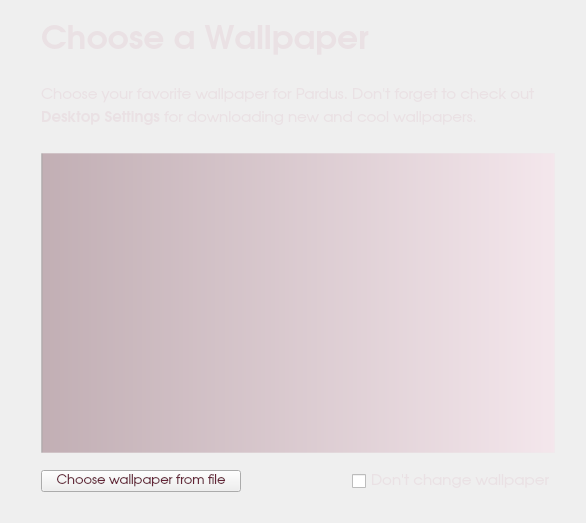
pars-linux/uludag, file kde/kaptan/src/gui/wallpaperWidget.ui: the form before one commit.
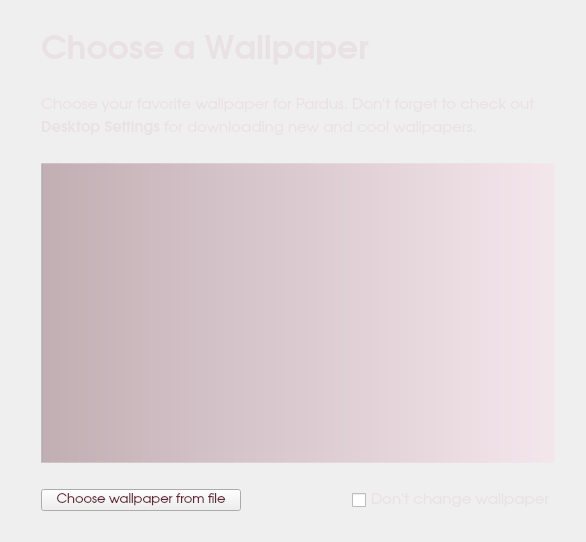
The form after the commit.

Patch:
```diff
--- a/kde/kaptan/src/gui/wallpaperWidget.ui
+++ b/kde/kaptan/src/gui/wallpaperWidget.ui
@@ -7,7 +7,7 @@
     <x>0</x>
     <y>0</y>
     <width>586</width>
-    <height>523</height>
+    <height>542</height>
    </rect>
   </property>
   <property name="windowTitle">
@@ -41,6 +41,42 @@
        <property name="frameShape">
         <enum>QFrame::NoFrame</enum>
        </property>
+       <property name="frameShadow">
+        <enum>QFrame::Sunken</enum>
+       </property>
+       <property name="alternatingRowColors">
+        <bool>false</bool>
+       </property>
+       <property name="textElideMode">
+        <enum>Qt::ElideRight</enum>
+       </property>
+       <property name="resizeMode">
+        <enum>QListView::Fixed</enum>
+       </property>
+       <property name="layoutMode">
+        <enum>QListView::SinglePass</enum>
+       </property>
+       <property name="spacing">
+        <number>0</number>
+       </property>
+       <property name="gridSize">
+        <size>
+         <width>0</width>
+         <height>110</height>
+        </size>
+       </property>
+       <property name="viewMode">
+        <enum>QListView::ListMode</enum>
+       </property>
+       <property name="modelColumn">
+        <number>0</number>
+       </property>
+       <property name="uniformItemSizes">
+        <bool>false</bool>
+       </property>
+       <property name="batchSize">
+        <number>100</number>
+       </property>
       </widget>
      </item>
      <item>
```
